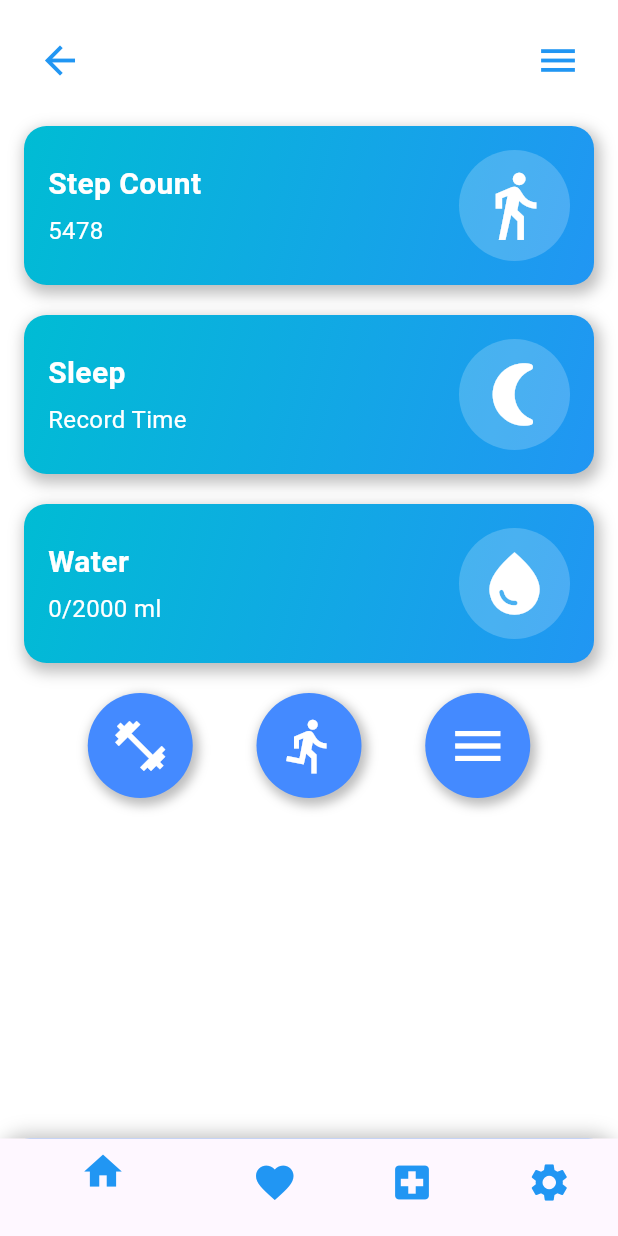
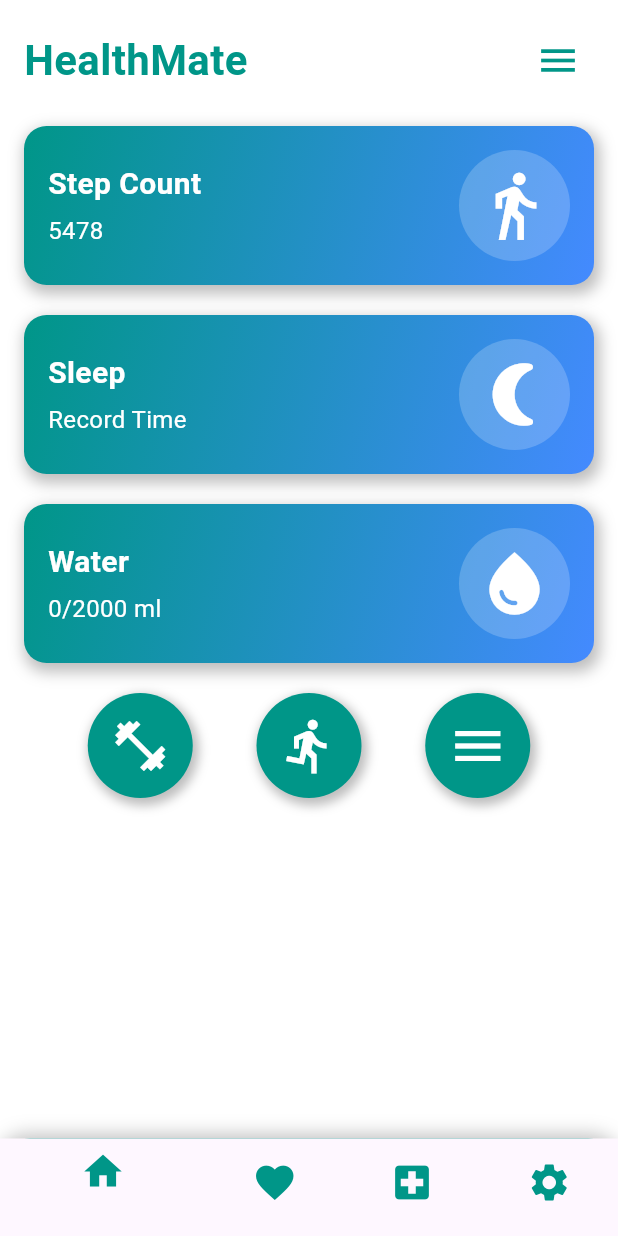
Before and after one commit to Sagar47864/healthmate, a Flutter app: the screen it shows after launch, on a phone screen of 412 x 824 dp. Run offline on Flutter 3.47's test engine with Material 3 defaults, Android fonts, the phone set to English and light mode, and no system bars.

Commit message:
design change

```diff
--- a/lib/main.dart
+++ b/lib/main.dart
@@ -21,7 +21,7 @@ class HomeScreen extends StatelessWidget {
       backgroundColor: Colors.white,
       bottomNavigationBar: Container(
         decoration: BoxDecoration(
-          color: Colors.blueAccent,
+          color: Colors.teal,
           borderRadius: BorderRadius.only(
             topLeft: Radius.circular(20),
             topRight: Radius.circular(20),
@@ -37,8 +37,8 @@ class HomeScreen extends StatelessWidget {
         child: BottomNavigationBar(
           backgroundColor: Colors.transparent,
           elevation: 0,
-          selectedItemColor: Colors.blue,
-          unselectedItemColor: Colors.blue,
+          selectedItemColor: Colors.teal,
+          unselectedItemColor: Colors.teal,
           items: [
             BottomNavigationBarItem(icon: Icon(Icons.home, size: 30), label: ''),
             BottomNavigationBarItem(icon: Icon(Icons.favorite, size: 30), label: ''),
@@ -56,12 +56,24 @@ class HomeScreen extends StatelessWidget {
               Row(
                 mainAxisAlignment: MainAxisAlignment.spaceBetween,
                 children: [
-                  IconButton(
-                    icon: Icon(Icons.arrow_back, color: Colors.blue, size: 30),
-                    onPressed: () {},
+                  GestureDetector(
+                    onTap: () {
+                      Navigator.pushReplacement(
+                        context,
+                        MaterialPageRoute(builder: (context) => HomeScreen()),
+                      );
+                    },
+                    child: Text(
+                      'HealthMate',
+                      style: TextStyle(
+                        fontSize: 28,
+                        fontWeight: FontWeight.bold,
+                        color: Colors.teal,
+                      ),
+                    ),
                   ),
                   IconButton(
-                    icon: Icon(Icons.menu, color: Colors.blue, size: 30),
+                    icon: Icon(Icons.menu, color: Colors.teal, size: 30),
                     onPressed: () {},
                   ),
                 ],
@@ -100,7 +112,7 @@ class HomeScreen extends StatelessWidget {
       padding: EdgeInsets.all(16),
       decoration: BoxDecoration(
         gradient: LinearGradient(
-          colors: [Colors.cyan, Colors.blue],
+          colors: [Colors.teal, Colors.blueAccent],
           begin: Alignment.topLeft,
           end: Alignment.bottomRight,
         ),
@@ -154,7 +166,7 @@ class HomeScreen extends StatelessWidget {
   Widget _buildIcon(IconData icon) {
     return Container(
       decoration: BoxDecoration(
-        color: Colors.blueAccent,
+        color: Colors.teal,
         shape: BoxShape.circle,
         boxShadow: [
           BoxShadow(
```
